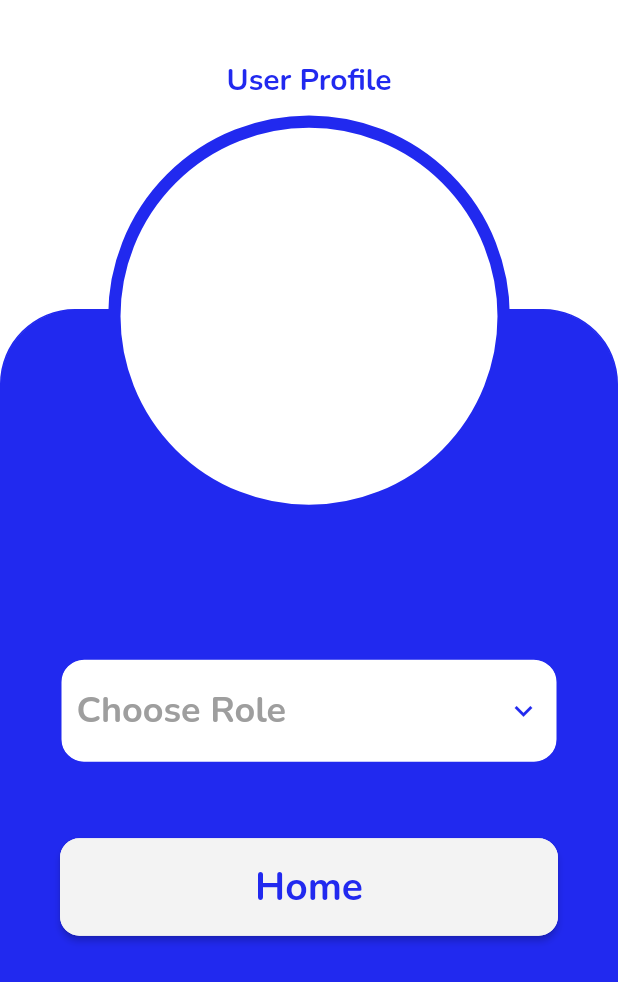
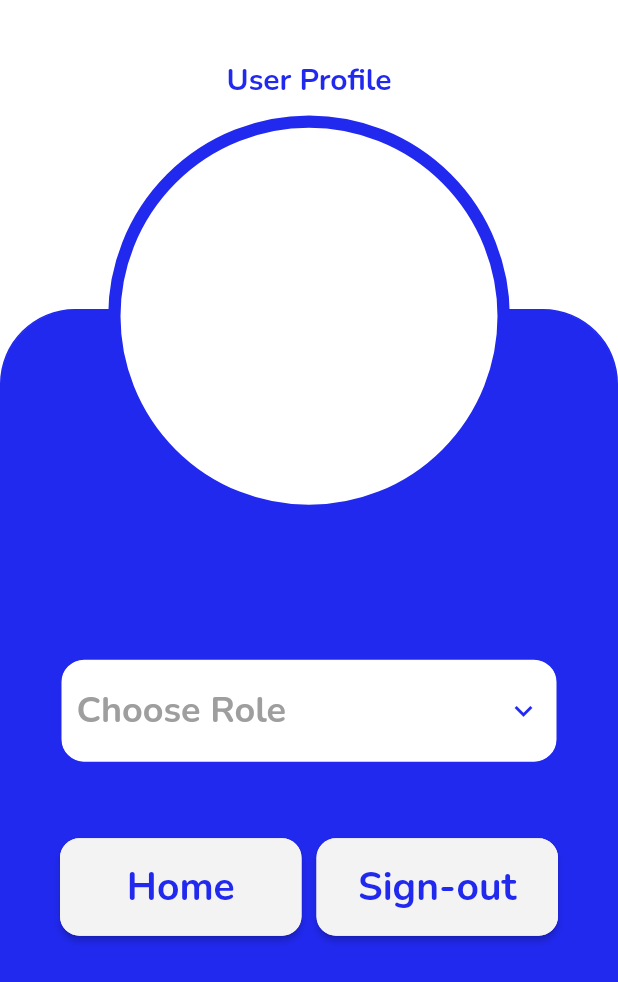
Before and after one commit to lhancewong/CSCI42-One-Big-Car, a Flutter app: the UserProfile screen opened directly with empty values, on a phone screen of 412 x 824 dp. Shown: the top 982 px of the screen. Run offline on Flutter 3.47's test engine with Material 2 defaults, Android fonts, the phone set to English and light mode, and no system bars; our stand-ins replace awesome_snackbar_content, cloud_firestore, date_field, envied, firebase_auth, firebase_core and 4 more; missing offline and left inert: firebase_ui_auth, flutter_google_places, flutter_polyline_points, google_api_headers, google_maps_webservice; accounts and stored records are empty; generated files the repository leaves out were written again.

Commit message:
Added sign-out button to profile

```diff
--- a/lib/pages/user/user_profile.dart
+++ b/lib/pages/user/user_profile.dart
@@ -60,6 +60,17 @@ class _UserProfileState extends State<UserProfile> {
     ButtonStyle buttonStyle = ButtonStyle(
       padding:
           const MaterialStatePropertyAll(EdgeInsets.fromLTRB(90, 15, 90, 15)),
+      backgroundColor: MaterialStatePropertyAll<Color>(obcGrey),
+      foregroundColor: const MaterialStatePropertyAll<Color>(Colors.black),
+      shape: MaterialStateProperty.all<RoundedRectangleBorder>(
+          RoundedRectangleBorder(
+              borderRadius: BorderRadius.circular(13),
+              side: BorderSide(color: obcGrey))),
+    );
+
+    ButtonStyle buttonStyle2 = ButtonStyle(
+      padding:
+          const MaterialStatePropertyAll(EdgeInsets.fromLTRB(10, 15, 10, 15)),
       backgroundColor: MaterialStatePropertyAll<Color>(obcGrey),
       foregroundColor: const MaterialStatePropertyAll<Color>(Colors.black),
       shape: MaterialStateProperty.all<RoundedRectangleBorder>(
@@ -143,8 +154,7 @@ class _UserProfileState extends State<UserProfile> {
                       borderRadius: const BorderRadius.all(Radius.circular(16)),
                       color: Colors.white),
                   child: DropdownButton<String>(
-                    hint: const Text(
-                      "Choose Role",
+                    hint: const Text("Choose Role",
                         style: TextStyle(
                           fontWeight: FontWeight.w700,
                           fontSize: 24,
@@ -178,8 +188,12 @@ class _UserProfileState extends State<UserProfile> {
                   ),
                 ),
                 const SizedBox(height: 50),
-                ElevatedButton(
-                  style: buttonStyle,
+                Row(
+                  mainAxisAlignment: MainAxisAlignment.center,
+                  children: [
+                    Expanded(
+                      child: ElevatedButton(
+                        style: buttonStyle2,
                         child: Text("Home",
                             style: TextStyle(
                               fontWeight: FontWeight.w700,
@@ -190,6 +204,25 @@ class _UserProfileState extends State<UserProfile> {
                           saveInfo();
                         },
                       ),
+                    ),
+                    const SizedBox(width: 10),
+                    Expanded(
+                      child: ElevatedButton(
+                        style: buttonStyle2,
+                        child: Text("Sign-out",
+                            style: TextStyle(
+                              fontWeight: FontWeight.w700,
+                              fontSize: 26,
+                              color: obcBlue,
+                            )),
+                        onPressed: () {
+                          fAuth.signOut();
+                          Navigator.of(context).pushNamed('/');
+                        },
+                      ),
+                    ),
+                  ],
+                )
               ],
             ),
           ),
```
Lines whose indentation alone changed are shown as unchanged.
